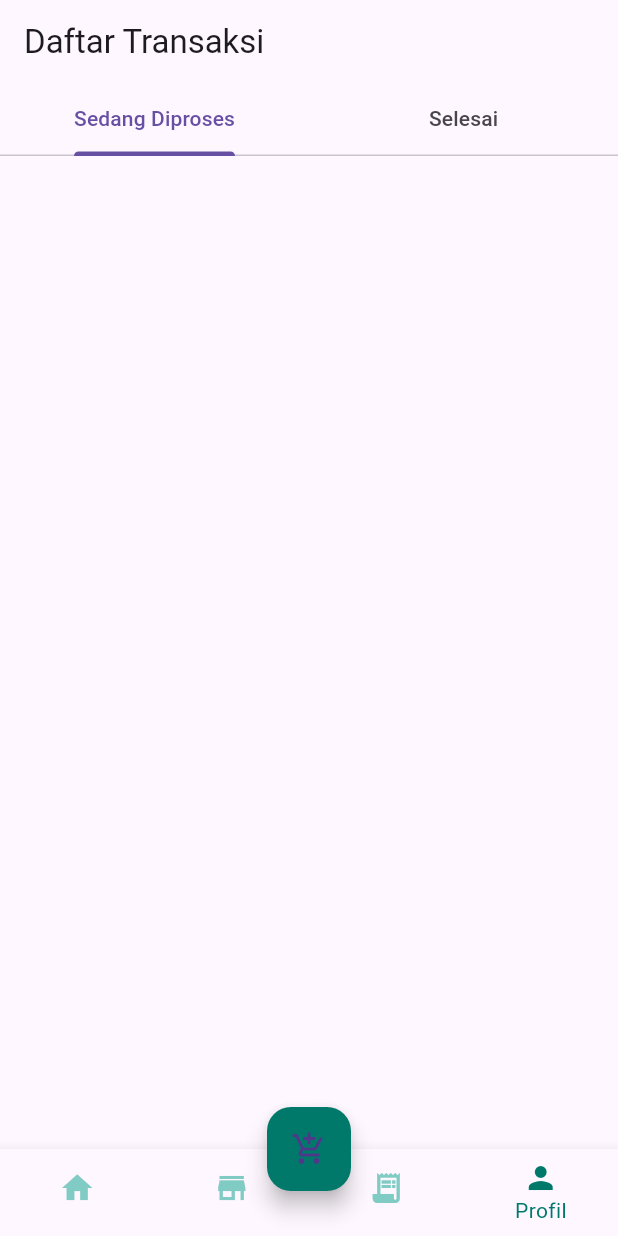
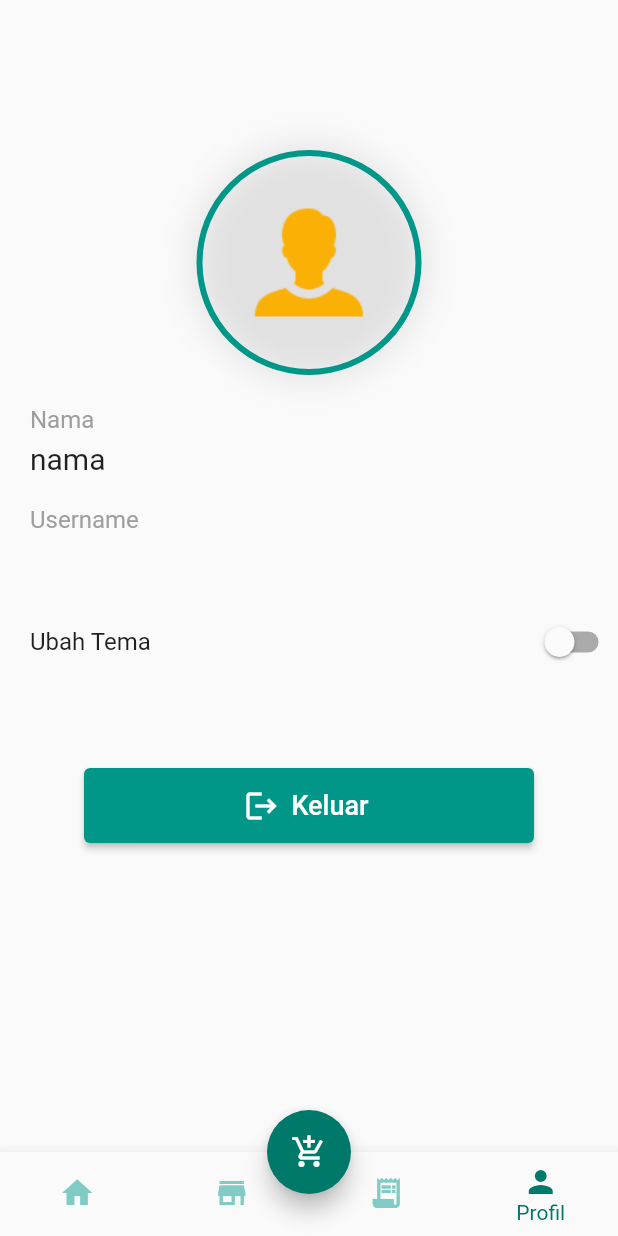
Before and after one commit to aadeeee/Mini-Project-Dhea-Romantika-Marpaung, a Flutter app: the MainApp screen opened directly, item 4 of the bottom bar chosen, on a phone screen of 412 x 824 dp. Run offline on Flutter 3.47's test engine with Material 2 defaults, Android fonts, the phone set to English and light mode, and no system bars; our stand-ins replace dio, flutter_speed_dial, fluttertoast, image_picker, input_quantity, qr_flutter and 3 more; missing offline and left inert: colours; accounts and stored records are empty; network calls fail; Roboto replaces fonts that are missing (Figtree); statements that could not run were skipped.

Commit message:
update code

```diff
--- a/Project/store_app/lib/services/account_service.dart
+++ b/Project/store_app/lib/services/account_service.dart
@@ -16,6 +16,7 @@ class AccountApiService {
       final List<Account> accountList = accountData.map((data) {
         return Account.fromJson(data)..id = data['_id'];
       }).toList();
+      print(accountList);
       return accountList;
     } catch (error) {
       throw Exception('Gagal mengambil data dari API: $error');
--- /dev/null
+++ b/Project/store_app/lib/view/screen/account/profil.dart
@@ -0,0 +1,165 @@
+import 'package:flutter/material.dart';
+import 'package:provider/provider.dart';
+import 'package:store_app/view/screen/account/login.dart';
+import 'package:store_app/view/view_models/account_view_model.dart';
+import 'package:store_app/view/view_models/profile_view_model.dart';
+
+class MyProfil extends StatelessWidget {
+  const MyProfil({super.key});
+
+  @override
+  Widget build(BuildContext context) {
+    final profilProvider = Provider.of<ProfilProvider>(context);
+    return Consumer<AccountProvider>(
+        builder: (BuildContext context, AccountProvider prov, Widget? child) {
+      return SingleChildScrollView(
+        child: Column(
+          children: [
+            Padding(
+              padding: const EdgeInsets.only(top: 80),
+              child: Padding(
+                  padding:
+                      const EdgeInsets.symmetric(horizontal: 90.0, vertical: 20),
+                  child: Container(
+                    width: 150,
+                    height: 150,
+                    decoration: BoxDecoration(
+                        border: Border.all(width: 4, color: Colors.teal),
+                        boxShadow: [
+                          BoxShadow(
+                              spreadRadius: 2,
+                              blurRadius: 20,
+                              color: Colors.black.withOpacity(0.1))
+                        ],
+                        shape: BoxShape.circle,
+                        image: const DecorationImage(
+                          image: AssetImage('assets/images/profile.png'),
+                        )),
+                  ),
+                ),
+            ),
+            const Padding(
+              padding: EdgeInsets.only(right: 25, left: 20),
+              child: Row(
+                  crossAxisAlignment: CrossAxisAlignment.center,
+                  mainAxisAlignment: MainAxisAlignment.spaceBetween,
+                  children: [
+                    Column(
+                      crossAxisAlignment: CrossAxisAlignment.start,
+                      children: [
+                        Text(
+                          'Nama',
+                          style: TextStyle(
+                              fontFamily: 'Figtree',
+                              fontSize: 16,
+                              color: Colors.grey),
+                        ),
+                        Padding(
+                          padding: EdgeInsets.only(
+                            top: 5,
+                          ),
+                          child: Text(
+                            "nama",
+                            style: TextStyle(
+                              fontFamily: 'Figtree',
+                              fontSize: 20,
+                            ),
+                          ),
+                        ),
+                      ],
+                    ),
+                  ]),
+            ),
+            Padding(
+              padding: const EdgeInsets.only(top: 20, left: 20),
+              child: Container(
+                alignment: Alignment.topLeft,
+                child: const Text(
+                  'Username',
+                  style: TextStyle(
+                      fontFamily: 'Figtree', fontSize: 16, color: Colors.grey),
+                ),
+              ),
+            ),
+            Padding(
+              padding: const EdgeInsets.only(top: 5, left: 20),
+              child: Container(
+                alignment: Alignment.topLeft,
+                child:  Text(
+                  prov.loggedInUsername,
+                  style: TextStyle(
+                    fontFamily: 'Figtree',
+                    fontSize: 20,
+                  ),
+                ),
+              ),
+            ),
+            Padding(
+              padding: const EdgeInsets.only(top: 20, left: 20),
+              child: Row(
+                mainAxisAlignment: MainAxisAlignment.spaceBetween,
+                children: [
+                  const Text("Ubah Tema", style: TextStyle(fontSize: 16),),
+                  Switch(
+                      value: profilProvider.getterswitchvalue,
+                      onChanged: (value) {
+                        profilProvider.setterswitchValue = value;
+                      })
+                ],
+              ),
+            ),
+            Padding(
+              padding: const EdgeInsets.only(top: 60),
+              child: SizedBox(
+                  width: 300,
+                  height: 50,
+                  child: ElevatedButton.icon(
+                      style: ElevatedButton.styleFrom(
+                          backgroundColor: Colors.teal),
+                      onPressed: () {
+                        showDialog(
+                            context: context,
+                            builder: (context) {
+                              return AlertDialog(
+                                title: const Text("Keluar dari akun Anda?"),
+                                actions: [
+                                  TextButton(
+                                      onPressed: () {
+                                        Navigator.pop(context, false);
+                                      },
+                                      child: const Text(
+                                        'Batalkan',
+                                        style: TextStyle(color: Colors.black),
+                                      )),
+                                  TextButton(
+                                    onPressed: () {
+                                      prov.usernameController.clear();
+                                      prov.passwordController.clear();
+                                      prov.logout();
+                                      Navigator.pushReplacement(
+                                        context,
+                                        MaterialPageRoute(
+                                            builder: (_) => const MyLogin()),
+                                      );
+                                    },
+                                    child: const Text(
+                                      'Keluar',
+                                      style: TextStyle(color: Colors.teal),
+                                    ),
+                                  ),
+                                ],
+                              );
+                            });
+                      },
+                      icon: const Icon(Icons.logout),
+                      label: const Text(
+                        "Keluar",
+                        style: TextStyle(fontSize: 18),
+                      ))),
+            ),
+          ],
+        ),
+      );
+    });
+  }
+}
--- a/Project/store_app/lib/view/screen/home/buttom_navbar.dart
+++ b/Project/store_app/lib/view/screen/home/buttom_navbar.dart
@@ -1,5 +1,6 @@
 import 'package:flutter/material.dart';
 import 'package:provider/provider.dart';
+import 'package:store_app/view/screen/account/profil.dart';
 import 'package:store_app/view/screen/home/home.dart';
 import 'package:store_app/view/screen/produk/daftar_produk.dart';
 import 'package:store_app/view/screen/transaksi/daftar_transaksi.dart';
@@ -17,7 +18,7 @@ class _BottomNavbarState extends State<BottomNavbar> {
     const Home(),
     const MyProduk(),
     const TransaksiListScreen(),
-    const TransaksiListScreen(),
+    const MyProfil(),
   ];
 
   @override
--- a/Project/store_app/lib/view/screen/mainapp.dart
+++ b/Project/store_app/lib/view/screen/mainapp.dart
@@ -3,6 +3,7 @@ import 'package:flutter_speed_dial/flutter_speed_dial.dart';
 import 'package:provider/provider.dart';
 import 'package:quickalert/models/quickalert_type.dart';
 import 'package:quickalert/widgets/quickalert_dialog.dart';
+import 'package:store_app/view/screen/account/profil.dart';
 import 'package:store_app/view/screen/home/buttom_navbar.dart';
 import 'package:store_app/view/screen/home/home.dart';
 import 'package:store_app/view/screen/produk/daftar_produk.dart';
@@ -23,7 +24,7 @@ class _MainAppState extends State<MainApp> {
     const Home(),
     const MyProduk(),
     const TransaksiListScreen(),
-    const TransaksiListScreen(),
+    const MyProfil()
   ];
 
   @override
--- a/Project/store_app/lib/view/screen/payment/payment.dart
+++ b/Project/store_app/lib/view/screen/payment/payment.dart
@@ -227,7 +227,6 @@ class ItemMetodePembayaran extends StatelessWidget {
                                   style: ElevatedButton.styleFrom(
                                       backgroundColor: Colors.teal[700]),
                                   onPressed: () async {
-                                    print(idTransaksi);
                                     await transaksiProvider.updateTransaksi(
                                         id: idTransaksi);
                                     await konfirmasiPembayaran();
--- a/Project/store_app/lib/view/screen/transaksi/daftar_transaksi.dart
+++ b/Project/store_app/lib/view/screen/transaksi/daftar_transaksi.dart
@@ -24,6 +24,7 @@ class _TransaksiListScreenState extends State<TransaksiListScreen> {
       length: 2,
       child: Scaffold(
         appBar: AppBar(
+          backgroundColor: Colors.teal,
           title: const Text('Daftar Transaksi'),
           bottom: const TabBar(
             tabs: [
@@ -31,12 +32,15 @@ class _TransaksiListScreenState extends State<TransaksiListScreen> {
               Tab(text: 'Selesai'),
 
             ],
+            labelColor: Colors.white,
+            indicatorColor: Colors.white,
           ),
         ),
         body: TabBarView(
           children: [
             TransaksiTab(transaksiProvider.transaksiList, inProcess: true),
             TransaksiTab(transaksiProvider.transaksiList, inProcess: false),
+
           ],
         ),
       ),
--- a/Project/store_app/lib/view/screen/transaksi/rincian_transaksi.dart
+++ b/Project/store_app/lib/view/screen/transaksi/rincian_transaksi.dart
@@ -25,7 +25,7 @@ class _RincianTransaksiState extends State<RincianTransaksi> {
     int totalHargaBelanja = widget.transaksi.qty * widget.transaksi.price;
 
     return Scaffold(
-      appBar: AppBar(title: const Text('Rincian Transaksi')),
+      appBar: AppBar(title: const Text('Rincian Transaksi'), backgroundColor: Colors.teal,),
       body: Padding(
         padding: const EdgeInsets.all(20),
         child: Column(
@@ -121,7 +121,7 @@ class _RincianTransaksiState extends State<RincianTransaksi> {
                         shape: RoundedRectangleBorder(
                           borderRadius: BorderRadius.circular(0),
                         ),
-                        backgroundColor: Colors.teal[700],
+                        backgroundColor: Colors.teal,
                       ),
                       child: Text(
                         'Lanjutkan Transaksi',
--- a/Project/store_app/lib/view/view_models/account_view_model.dart
+++ b/Project/store_app/lib/view/view_models/account_view_model.dart
@@ -1,10 +1,14 @@
+// ignore_for_file: unnecessary_null_comparison
+
 import 'package:flutter/material.dart';
+import 'package:shared_preferences/shared_preferences.dart';
 import 'package:store_app/models/account_model.dart';
 import 'package:store_app/services/account_service.dart';
 
 class AccountProvider extends ChangeNotifier {
   final service = AccountApiService();
-  GlobalKey<FormState> _globalKey = GlobalKey<FormState>();
+
+  final GlobalKey<FormState> _globalKey = GlobalKey<FormState>();
   TextEditingController nameController = TextEditingController();
   TextEditingController usernameController = TextEditingController();
   TextEditingController nohandphoneController = TextEditingController();
@@ -82,12 +86,12 @@ class AccountProvider extends ChangeNotifier {
     notifyListeners();
   }
 
-  List<Account> produkList = [];
+  List<Account> userList = [];
 
   Future<void> getData() async {
     try {
       final data = await service.fetchUser();
-      produkList = data;
+      userList = data;
       notifyListeners();
     } catch (error) {
       throw Exception('Gagal mengambil data dari API: $error');
@@ -189,4 +193,62 @@ class AccountProvider extends ChangeNotifier {
     notifyListeners();
     return _errorMessagePassword;
   }
+
+  bool loggedIn = false;
+
+  Future<void> login(String username, String password) async {
+    try {
+      final registered = await isUserRegistered(username, password);
+
+      if (registered) {
+        await saveLoginData(username);
+        notifyListeners();
+      } else {
+        throw Exception('Username atau password tidak valid');
+      }
+    } catch (error) {
+      throw Exception('Gagal login: $error');
+    }
+  }
+
+  String loggedInUsername = '';
+
+  Future<void> saveLoginData(String username) async {
+    final prefs = await SharedPreferences.getInstance();
+    prefs.setBool('loggedIn', true);
+    prefs.setString('loggedInUsername', username);
+  }
+
+  Future<void> checkLoginStatus() async {
+    final prefs = await SharedPreferences.getInstance();
+    loggedIn = prefs.getBool('loggedIn') ?? true;
+    if (loggedIn) {
+      loggedInUsername = prefs.getString('loggedInUsername') ?? '';
+
+      notifyListeners();
+    }
+  }
+
+  void logout() async {
+    final prefs = await SharedPreferences.getInstance();
+    prefs.setBool('loggedIn', false);
+    prefs.remove('loggedInUsername');
+    notifyListeners();
+  }
+
+  Future<bool> isUserRegistered(String username, String password) async {
+    if (userList.isNotEmpty) {
+      try {
+        final user = userList.firstWhere(
+          (user) => user.username == username && user.password == password,
+        );
+        print(user.noHp);
+        return user != null;
+      } catch (error) {
+        throw Exception('Gagal memeriksa pengguna: $error');
+      }
+    }
+
+    return false;
+  }
 }
--- /dev/null
+++ b/Project/store_app/lib/view/view_models/profile_view_model.dart
@@ -0,0 +1,22 @@
+import 'package:flutter/material.dart';
+
+class ProfilProvider extends ChangeNotifier {
+  bool _switchValue = false;
+
+  bool get getterswitchvalue => _switchValue;
+
+  set setterswitchValue(val) {
+    _switchValue = val;
+    notifyListeners();
+  }
+
+  final ThemeData _darkTheme =
+      ThemeData(primarySwatch: Colors.blue, brightness: Brightness.dark);
+
+  final ThemeData _lightTheme =
+      ThemeData(primarySwatch: Colors.blue, brightness: Brightness.light);
+
+  ThemeData getTheme() {
+    return getterswitchvalue ? _darkTheme : _lightTheme;
+  }
+}
--- a/Project/store_app/lib/view/view_models/transaksi_view_model.dart
+++ b/Project/store_app/lib/view/view_models/transaksi_view_model.dart
@@ -3,8 +3,6 @@ import 'package:store_app/models/produk_model.dart';
 import 'package:store_app/models/transaksi_model.dart';
 import 'package:store_app/services/produk_service.dart';
 import 'package:store_app/services/transaksi_service.dart';
-import 'package:store_app/view/view_models/produk_view_model.dart';
-
 class TransaksiProvider extends ChangeNotifier {
   final service = TransaksiApiService();
   final service2 = ProdukApiService();
```
Also changed, not shown: Project/store_app/lib/helper/shar_preference_helper.dart (deleted, +0 -26 lines), Project/store_app/lib/main.dart (+17 -5 lines), Project/store_app/lib/view/screen/account/login.dart (+42 -47 lines), Project/store_app/lib/view/screen/home/home.dart (+7 -5 lines), Project/store_app/lib/view/screen/home/insight_page.dart (+11 -12 lines), Project/store_app/lib/view/screen/produk/daftar_produk.dart (+5 -4 lines), Project/store_app/lib/view/screen/transaksi/list_transaksi.dart (+8 -23 lines), Project/store_app/assets/images/profile.png (added).
